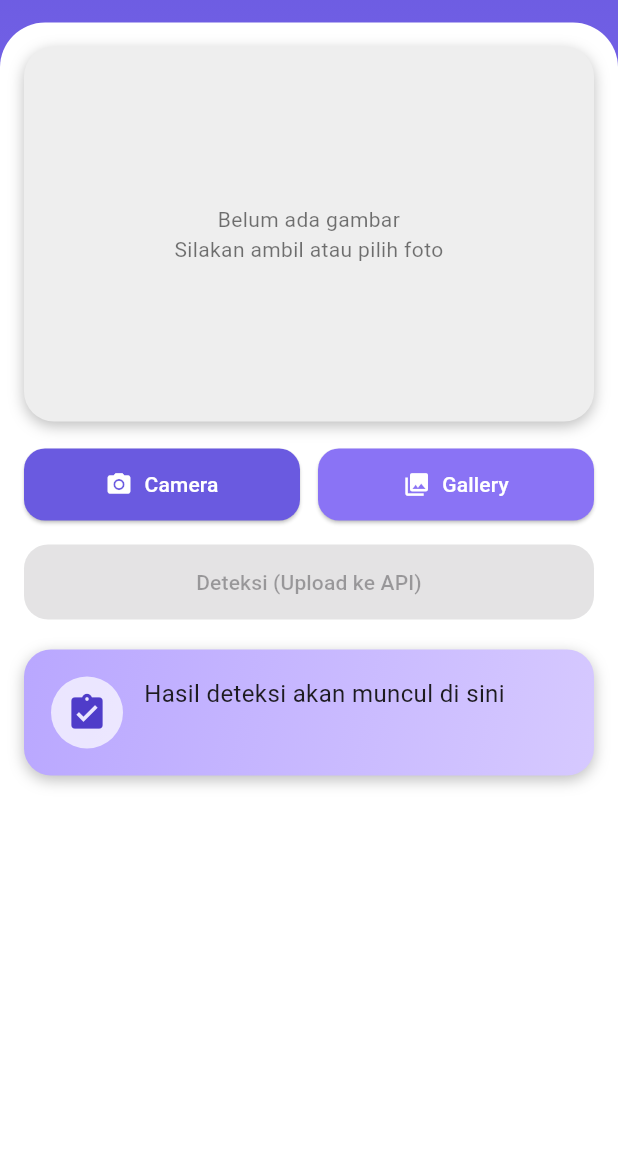
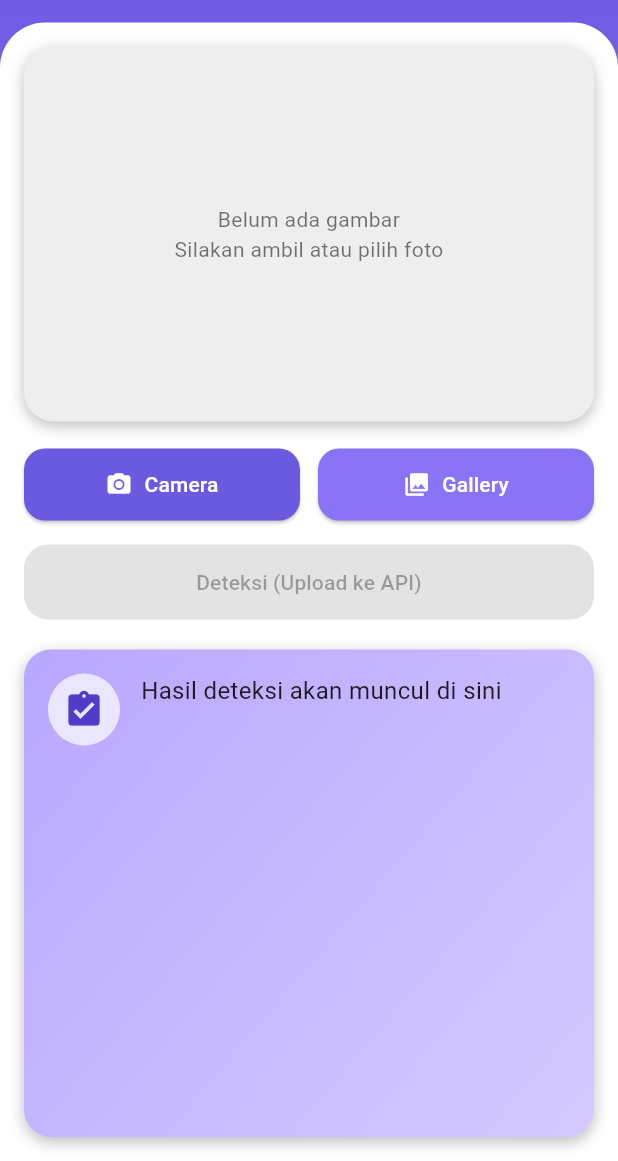
Before and after one commit to Ericharw/PBL_Kelompok_6, a Flutter app: the screen it shows after launch, on a phone screen of 412 x 824 dp, the part 75-1236 px from its top. Run offline on Flutter 3.47's test engine with Material 3 defaults, Android fonts, the phone set to English and light mode, and no system bars; our stand-ins replace image_picker.

Commit message:
fix: update API base URL and enhance face detection result display

```diff
--- a/Mobile/pcvk/lib/pages/face_detection_page.dart
+++ b/Mobile/pcvk/lib/pages/face_detection_page.dart
@@ -13,7 +13,7 @@ class FaceDetectionPage extends StatefulWidget {
 }
 
 class _FaceDetectionPageState extends State<FaceDetectionPage> {
-  final String apiBaseUrl = "http://192.168.63.195:8000";
+  final String apiBaseUrl = "http://192.168.1.81:8000";
   late final ApiService api;
 
   String? imagePath;
@@ -74,6 +74,106 @@ class _FaceDetectionPageState extends State<FaceDetectionPage> {
     }
   }
 
+  String fmtNum(dynamic v, {int decimals = 2}) {
+    if (v == null) return "-";
+    if (v is num) return v.toStringAsFixed(decimals);
+    return v.toString();
+  }
+
+  Widget _buildResultCard({
+    required String title,
+    required IconData icon,
+    required Color iconColor,
+    required List<Widget> children,
+  }) {
+    return Container(
+      width: double.infinity,
+      margin: const EdgeInsets.only(bottom: 12),
+      padding: const EdgeInsets.all(14),
+      decoration: BoxDecoration(
+        color: Colors.white,
+        borderRadius: BorderRadius.circular(14),
+        border: Border.all(color: iconColor.withOpacity(0.3), width: 1.5),
+        boxShadow: [
+          BoxShadow(
+            color: iconColor.withOpacity(0.1),
+            blurRadius: 8,
+            offset: const Offset(0, 2),
+          ),
+        ],
+      ),
+      child: Column(
+        crossAxisAlignment: CrossAxisAlignment.start,
+        children: [
+          Row(
+            children: [
+              Container(
+                padding: const EdgeInsets.all(8),
+                decoration: BoxDecoration(
+                  color: iconColor.withOpacity(0.15),
+                  borderRadius: BorderRadius.circular(10),
+                ),
+                child: Icon(icon, color: iconColor, size: 22),
+              ),
+              const SizedBox(width: 10),
+              Text(
+                title,
+                style: TextStyle(
+                  fontSize: 16,
+                  fontWeight: FontWeight.bold,
+                  color: iconColor,
+                ),
+              ),
+            ],
+          ),
+          const SizedBox(height: 12),
+          ...children,
+        ],
+      ),
+    );
+  }
+
+  Widget _buildStatusChip(String label, bool isPositive) {
+    return Container(
+      padding: const EdgeInsets.symmetric(horizontal: 12, vertical: 6),
+      decoration: BoxDecoration(
+        color: isPositive ? Colors.green.shade100 : Colors.orange.shade100,
+        borderRadius: BorderRadius.circular(20),
+      ),
+      child: Row(
+        mainAxisSize: MainAxisSize.min,
+        children: [
+          Icon(
+            isPositive ? Icons.check_circle : Icons.cancel,
+            size: 18,
+            color: isPositive ? Colors.green.shade700 : Colors.orange.shade700,
+          ),
+          const SizedBox(width: 6),
+          Text(
+            label,
+            style: TextStyle(
+              fontWeight: FontWeight.w600,
+              color: isPositive ? Colors.green.shade700 : Colors.orange.shade700,
+            ),
+          ),
+        ],
+      ),
+    );
+  }
+
+  Widget _buildInfoRow(String label, String value) {
+    return Padding(
+      padding: const EdgeInsets.symmetric(vertical: 2),
+      child: Row(
+        mainAxisAlignment: MainAxisAlignment.spaceBetween,
+        children: [
+          Text(label, style: TextStyle(color: Colors.grey.shade600, fontSize: 13)),
+          Text(value, style: const TextStyle(fontWeight: FontWeight.w500, fontSize: 13)),
+        ],
+      ),
+    );
+  }
+
   Widget _resultBox() {
     if (lastResult == null) {
       return Text(
@@ -82,34 +182,82 @@ class _FaceDetectionPageState extends State<FaceDetectionPage> {
       );
     }
 
-    final label = lastResult!["label"]?.toString() ?? "-";
-    final score = lastResult!["score"];
-    final thr = lastResult!["threshold"];
-    final margin = lastResult!["margin_from_threshold"];
+    // === Parse Hijab Detection ===
+    final hijabData = lastResult!["hijab_detection"] as Map<String, dynamic>?;
+    final hijabLabel = hijabData?["label"]?.toString() ?? "-";
+    final hijabScore = hijabData?["score"];
+    final hijabThreshold = hijabData?["threshold"];
+    final hijabMargin = hijabData?["margin_from_threshold"];
+    final isHijab = hijabLabel == "HIJAB";
 
-    String fmtNum(dynamic v) {
-      if (v == null) return "-";
-      if (v is num) return v.toStringAsFixed(6);
-      return v.toString();
-    }
+    // === Parse Facial Hair (Kumis) Detection ===
+    final facialHairData = lastResult!["facial_hair_detection"] as Map<String, dynamic>?;
+    final hasFacialHair = facialHairData?["has_facial_hair"] ?? false;
+    final facialHairSuccess = facialHairData?["success"] ?? false;
+    final coverage = facialHairData?["coverage_percentage"];
+    final confidence = facialHairData?["confidence"];
+    final facialHairMessage = facialHairData?["message"]?.toString() ?? "-";
 
-    return Column(
+    return SingleChildScrollView(
+      child: Column(
         crossAxisAlignment: CrossAxisAlignment.start,
         children: [
+          // === Hijab Detection Card ===
+          _buildResultCard(
+            title: "Deteksi Hijab",
+            icon: Icons.face_retouching_natural,
+            iconColor: const Color(0xFF6A5AE0),
+            children: [
+              _buildStatusChip(
+                isHijab ? "Berhijab ✓" : "Tidak Berhijab",
+                isHijab,
+              ),
+              const SizedBox(height: 10),
+              _buildInfoRow("Score", fmtNum(hijabScore, decimals: 4)),
+              _buildInfoRow("Threshold", fmtNum(hijabThreshold, decimals: 4)),
+              _buildInfoRow("Margin", fmtNum(hijabMargin, decimals: 4)),
+            ],
+          ),
+
+          // === Facial Hair Detection Card ===
+          _buildResultCard(
+            title: "Deteksi Kumis/Jenggot",
+            icon: Icons.face,
+            iconColor: const Color(0xFF4CAF50),
+            children: [
+              if (!facialHairSuccess)
                 Text(
-          "Hasil: $label",
-          style: const TextStyle(fontSize: 18, fontWeight: FontWeight.bold),
+                  facialHairMessage,
+                  style: TextStyle(color: Colors.grey.shade600, fontSize: 13),
+                )
+              else ...[
+                _buildStatusChip(
+                  hasFacialHair ? "Ada Kumis/Jenggot" : "Tidak Ada Kumis",
+                  !hasFacialHair, // Inverted: tidak ada kumis = hijau (positif untuk wanita)
                 ),
-        const SizedBox(height: 8),
-        Text("Score: ${fmtNum(score)}"),
-        Text("Threshold: ${fmtNum(thr)}"),
-        Text("Margin: ${fmtNum(margin)}"),
                 const SizedBox(height: 10),
+                _buildInfoRow("Coverage", "${fmtNum(coverage)}%"),
+                _buildInfoRow("Confidence", fmtNum(confidence)),
+                const SizedBox(height: 4),
+                Text(
+                  facialHairMessage,
+                  style: TextStyle(
+                    color: Colors.grey.shade600,
+                    fontSize: 12,
+                    fontStyle: FontStyle.italic,
+                  ),
+                ),
+              ],
+            ],
+          ),
+
+          // === Status ===
           Text(
             statusText,
-          style: TextStyle(color: Colors.grey.shade700),
+            style: TextStyle(color: Colors.grey.shade700, fontSize: 12),
           ),
         ],
+      ),
     );
   }
 
@@ -279,9 +427,10 @@ class _FaceDetectionPageState extends State<FaceDetectionPage> {
                       const SizedBox(height: 20),
 
                       // ================= BEAUTIFUL RESULT BOX =================
-                      Container(
+                      Expanded(
+                        child: Container(
                           width: double.infinity,
-                        padding: const EdgeInsets.all(18),
+                          padding: const EdgeInsets.all(16),
                           decoration: BoxDecoration(
                             gradient: const LinearGradient(
                               colors: [
@@ -300,7 +449,8 @@ class _FaceDetectionPageState extends State<FaceDetectionPage> {
                               ),
                             ],
                           ),
-                        child: Row(
+                          child: lastResult == null
+                              ? Row(
                                   crossAxisAlignment: CrossAxisAlignment.start,
                                   children: [
                                     // Icon bulat
@@ -317,10 +467,10 @@ class _FaceDetectionPageState extends State<FaceDetectionPage> {
                                       ),
                                     ),
                                     const SizedBox(width: 14),
-
-                            // Result
                                     Expanded(child: _resultBox()),
                                   ],
+                                )
+                              : _resultBox(),
                         ),
                       ),
                     ],
```
Also changed, not shown: Mobile/pcvk/pubspec.lock. Lines whose indentation alone changed are shown as unchanged.
